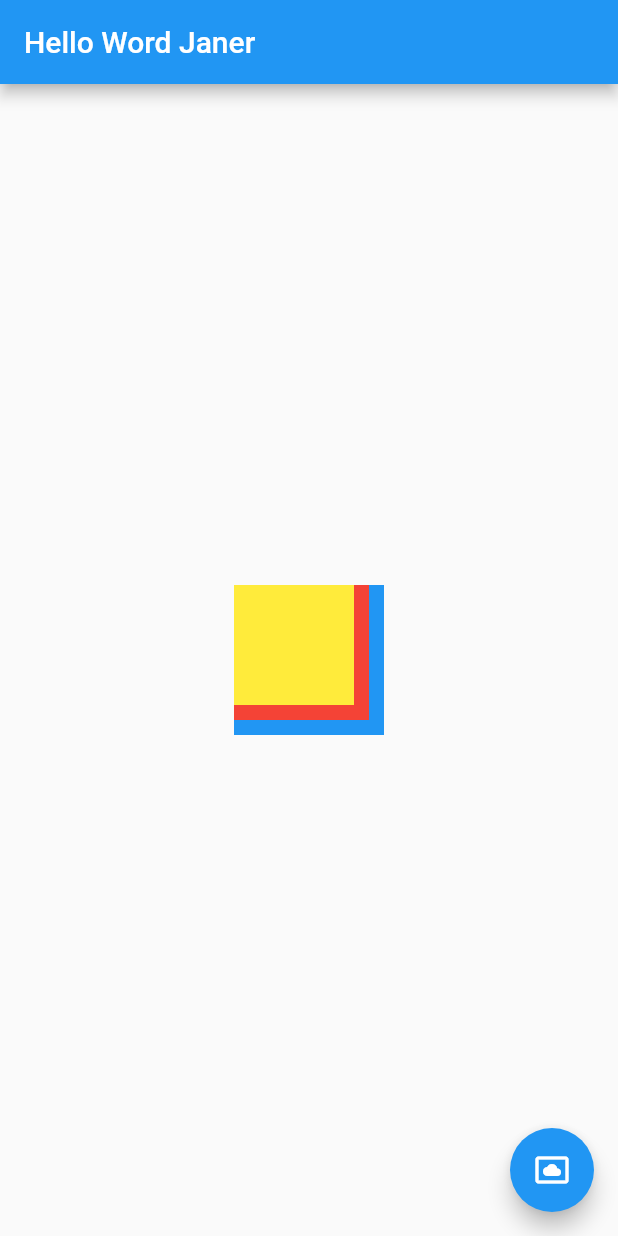
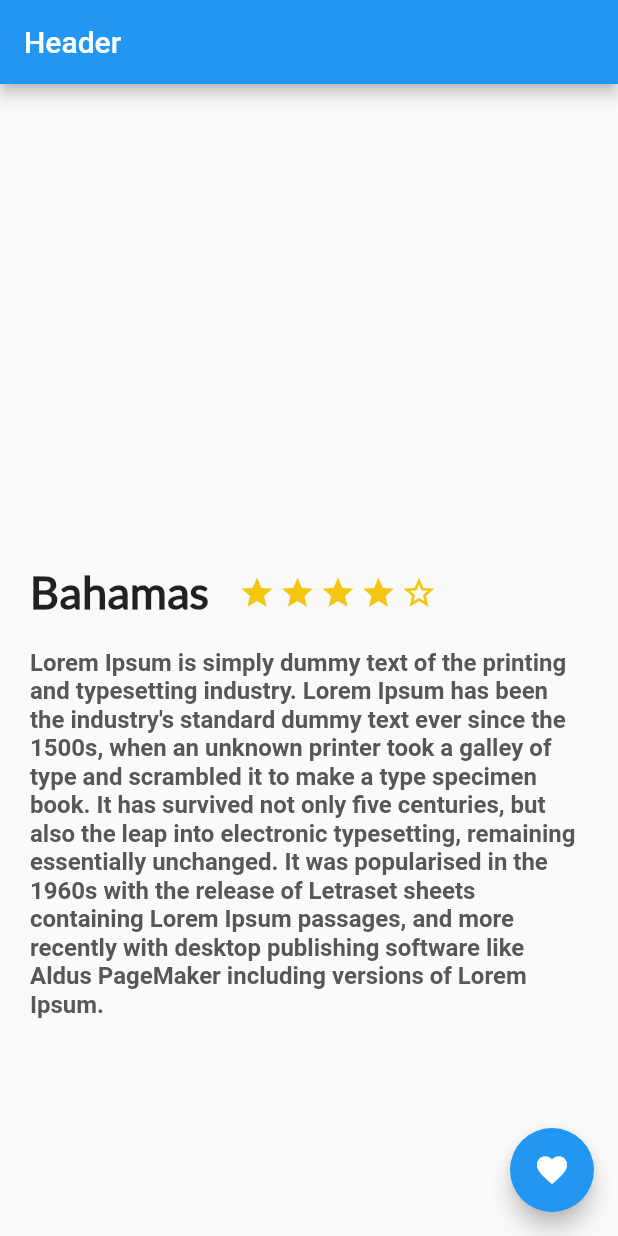
Before and after one commit to janerleonardo/FlutterBasic, a Flutter app: the screen it shows after launch, on a phone screen of 412 x 824 dp. Run offline on Flutter 3.47's test engine with Material 2 defaults, Android fonts, the phone set to English and light mode, and no system bars.

Commit message:
Create description and add new font

```diff
--- /dev/null
+++ b/lib/description_place.dart
@@ -0,0 +1,106 @@
+import 'package:flutter/material.dart';
+
+class DescriptionPlace extends StatelessWidget {
+    String namePlace;
+    int starts;
+    String descriptionPlace;
+
+    DescriptionPlace(this.namePlace, this.starts, this.descriptionPlace);
+
+
+  @override
+  Widget build(BuildContext context) {
+
+
+
+    final star_half = Container(
+      margin:  EdgeInsets.only(
+        top: 323.0,
+        right: 3.0
+      ),
+      child: Icon(
+        Icons.star_half,
+        color: Color(0xFFf2C611),
+      ),
+    );
+    final star_border = Container(
+      margin:  EdgeInsets.only(
+        top: 323.0,
+        right: 3.0
+      ),
+      child: Icon(
+        Icons.star_border,
+        color: Color(0xFFf2C611),
+      ),
+    );
+
+    final star = Container(
+      margin:  EdgeInsets.only(
+        top: 323.0,
+        right: 3.0
+      ),
+      child: Icon(
+        Icons.star,
+        color: Color(0xFFf2C611),
+      ),
+    );
+
+
+    final  title_starts = Row(
+      children: [
+        Container(
+          margin: EdgeInsets.only(
+            top:320.0,
+            left: 20.0,
+            right: 20.0
+          ),
+          child: Text(
+           namePlace,
+            style: TextStyle(
+              fontFamily: "Lato",
+              fontSize: 30.0,
+              fontWeight: FontWeight.w900
+            ),
+            textAlign: TextAlign.left,
+          ),
+
+        ),
+        Row(
+          children: [
+            star,
+            star,
+            star,
+            star,
+            star_border
+          ],
+        )
+
+      ],
+    );
+    final description = Container(
+      margin: EdgeInsets.only(
+        top: 20.0,
+        right: 20.0,
+        left: 20.0
+      ),
+     child: Text(
+      descriptionPlace,
+      style: const TextStyle(
+        fontSize: 16.0,
+        fontWeight: FontWeight.bold,
+        color:  Color(0xFF56575a)
+      ),
+     ),
+    );
+
+    return Column(
+      children: [
+        title_starts,
+        description
+      ],
+    );
+  }
+
+
+
+}
--- a/lib/main.dart
+++ b/lib/main.dart
@@ -1,11 +1,13 @@
 import 'package:flutter/material.dart';
-
+import 'description_place.dart';
 void main() {
-  runApp(const MyApp());
+  runApp( MyApp());
 }
 
 class MyApp extends StatelessWidget {
-  const MyApp({super.key});
+   MyApp({super.key});
+
+  String stringDommy = "Lorem Ipsum is simply dummy text of the printing and typesetting industry. Lorem Ipsum has been the industry's standard dummy text ever since the 1500s, when an unknown printer took a galley of type and scrambled it to make a type specimen book. It has survived not only five centuries, but also the leap into electronic typesetting, remaining essentially unchanged. It was popularised in the 1960s with the release of Letraset sheets containing Lorem Ipsum passages, and more recently with desktop publishing software like Aldus PageMaker including versions of Lorem Ipsum.";
 
   // This widget is the root of your application.
   @override
@@ -26,34 +28,12 @@ class MyApp extends StatelessWidget {
       ),
      home:  Scaffold(
         appBar: AppBar(
-          title: Text("Hello Word Janer"),
+          title: Text("Header"),
         ),
-        body: Center(
-          child: Stack(
-            fit: StackFit.passthrough,
-            children: <Widget> [
-              Container(
-                width: 100,
-                height: 100,
-                color: Colors.blue,
-              ),
-              Container (
-                width: 90,
-                height: 90,
-                color: Colors.red,
-              ),
-              Container(
-                width: 80,
-                height: 80,
-                color: Colors.yellow,
-              ),
-
-            ],
-          )
-        ) ,
+        body: new DescriptionPlace("Bahamas",4,stringDommy) ,
         floatingActionButton: FloatingActionButton(onPressed: () => 1+1 ,
           tooltip: "Button",
-          child: Icon(Icons.settings_system_daydream),
+          child: Icon(Icons.favorite),
         ),
 
       )//const MyHomePage(title: 'Flutter Demo Home Page'),
--- a/pubspec.yaml
+++ b/pubspec.yaml
@@ -88,3 +88,7 @@ flutter:
   #
   # For details regarding fonts from package dependencies,
   # see https://flutter.dev/custom-fonts/#from-packages
+  fonts:
+    - family: Lato
+      fonts:
+        - asset: fonts/Lato-Regular.ttf
```
Also changed, not shown: fonts/Lato-Regular.ttf (added), 1 other file.
